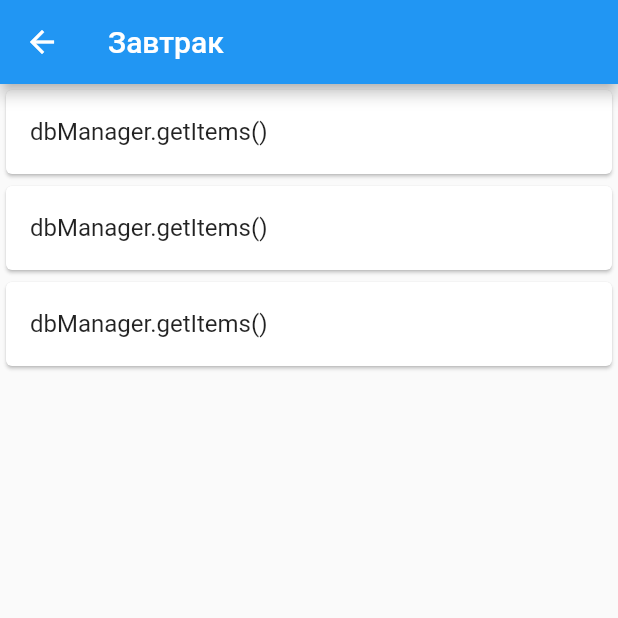
After one commit to rmnsfx/nutrition, a Flutter app: the ItemsRoute screen opened directly, on a phone screen of 412 x 824 dp, the top half of it. The commit adds this screen. Run offline on Flutter 3.47's test engine with Material 2 defaults, Android fonts, the phone set to English and light mode, and no system bars; our stand-ins replace sqflite; accounts and stored records are empty.

Commit message:
sql + new screen 'items'

```diff
--- a/lib/elements.dart
+++ b/lib/elements.dart
@@ -3,3 +3,4 @@
 final mealtime = <String>['Завтрак', 'Ранний перекус', 'Обед', 'Полдник', 'Ужин', 'Поздний перекус'];
 final time = <String>['8.00', '11.00', '14.00', '16.00', '19.00', '22.00'];
 final foodElements = <String>['Белки', 'Жиры', 'Углеводы', 'Клетчатка'];
+final protein = <String>['Яйцо', 'Куриное филе', 'Говядина', 'Рыба'];
--- /dev/null
+++ b/lib/items.dart
@@ -0,0 +1,42 @@
+import 'package:flutter/material.dart';
+import 'package:nutrition/sqlite_service.dart';
+import 'package:nutrition/thirdSnack.dart';
+import 'elements.dart';
+import 'package:flutter/widgets.dart';
+import 'package:path/path.dart';
+import 'package:sqflite/sqflite.dart';
+import 'dart:async';
+
+import 'models.dart';
+
+class ItemsRoute extends StatelessWidget {
+   ItemsRoute({super.key});
+
+  final SqliteService dbManager = new SqliteService();
+
+
+
+  @override
+  Widget build(BuildContext context) {
+    return Scaffold(
+        appBar: AppBar(
+          title: const Text('Завтрак'),
+        ),
+        body: ListView.builder(
+            itemCount: 3,
+            itemBuilder: (BuildContext context, index) {
+              return Card(
+                child: ListTile(
+                  //leading: Icon(Icons.eco),
+                  //trailing: Icon(Icons.add),
+                  title:  Text("dbManager.getItems()"),
+                  //subtitle: Text('${}'),
+                  //title:  Text('Тест')
+                ),
+
+              );
+            }
+        )
+    );
+  }
+}
--- /dev/null
+++ b/lib/models.dart
@@ -0,0 +1,16 @@
+import 'dart:io';
+
+
+class Note{
+  late int id;
+  late String description;
+
+  Note({ required  this.id, required this.description});
+
+  Note.fromMap(Map<String, dynamic> item):
+        id=item["id"], description= item["description"];
+
+  Map<String, Object> toMap(){
+    return {'id':id,'description': description};
+  }
+}
--- a/pubspec.yaml
+++ b/pubspec.yaml
@@ -30,6 +30,9 @@ environment:
 dependencies:
   flutter:
     sdk: flutter
+
+  sqflite: ^2.0.2
+  path:
 
 
   # The following adds the Cupertino Icons font to your application.
```
Also changed, not shown: lib/breakfast.dart (+15 -8 lines), lib/main.dart (+22 -0 lines), lib/sqlite_service.dart (added, +68 -0 lines), pubspec.lock, 1 other file.
